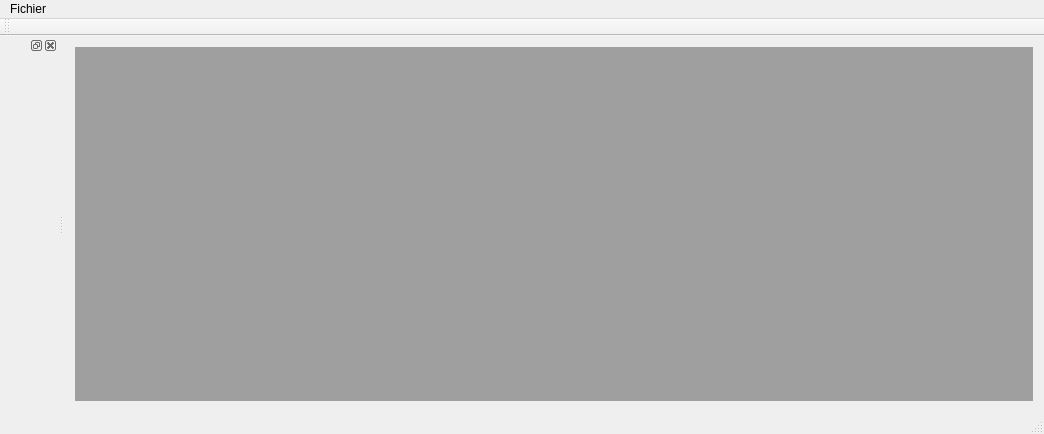
The window that MainWindow.ui (Nakio195/OSSAM-Editor) describes before a commit, drawn with Qt 5.
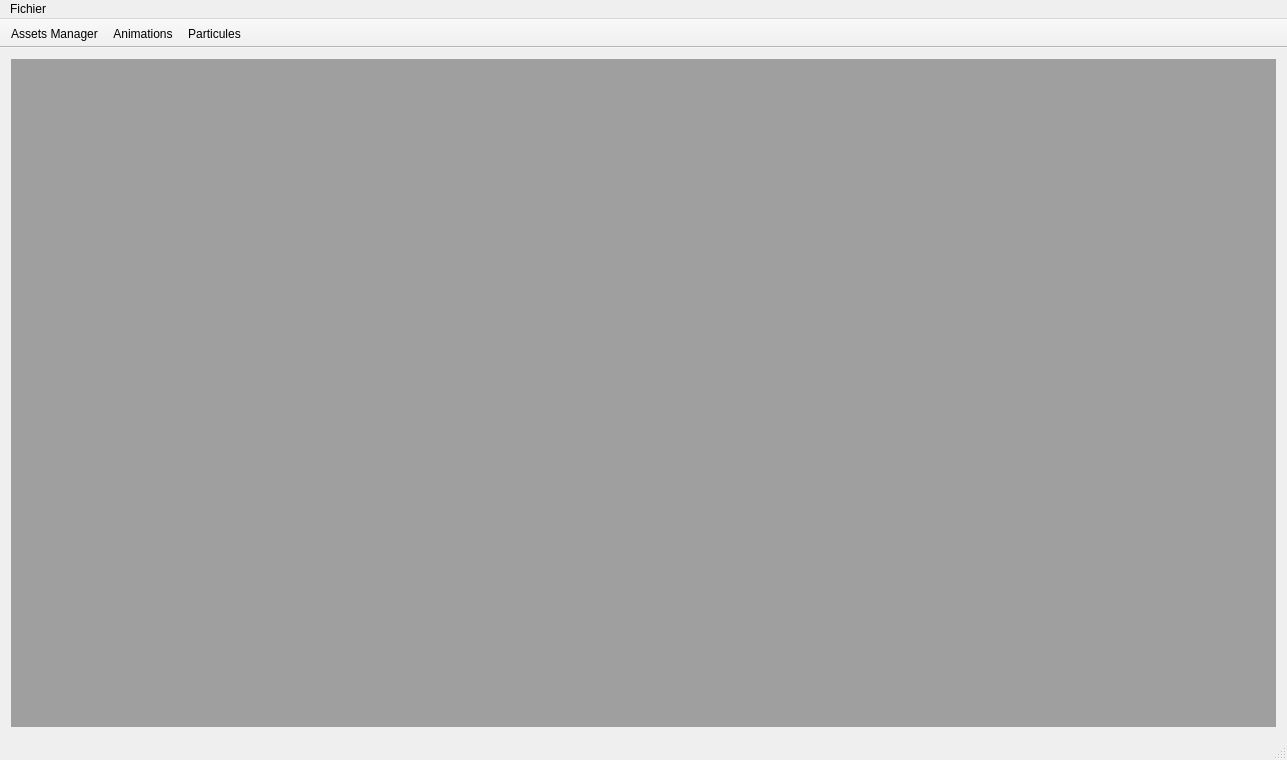
The same window after the commit. Icons and pictures are not drawn.

What changed in the file:
```diff
--- a/MainWindow.ui
+++ b/MainWindow.ui
@@ -6,8 +6,8 @@
    <rect>
     <x>0</x>
     <y>0</y>
-    <width>1044</width>
-    <height>434</height>
+    <width>1287</width>
+    <height>760</height>
    </rect>
   </property>
   <property name="windowTitle">
@@ -15,7 +15,7 @@
   </property>
   <widget class="QWidget" name="centralWidget">
    <layout class="QGridLayout" name="gridLayout">
-    <item row="0" column="1">
+    <item row="0" column="0" rowspan="2" colspan="2">
      <widget class="QMdiArea" name="MdiArea"/>
     </item>
    </layout>
@@ -25,8 +25,8 @@
     <rect>
      <x>0</x>
      <y>0</y>
-     <width>1044</width>
-     <height>18</height>
+     <width>1287</width>
+     <height>21</height>
     </rect>
    </property>
    <widget class="QMenu" name="menuFichier">
@@ -39,21 +39,30 @@
    </widget>
    <addaction name="menuFichier"/>
   </widget>
-  <widget class="QToolBar" name="mainToolBar">
+  <widget class="QToolBar" name="toolBar">
+   <property name="windowTitle">
+    <string>Outils</string>
+   </property>
+   <property name="movable">
+    <bool>false</bool>
+   </property>
+   <property name="iconSize">
+    <size>
+     <width>24</width>
+     <height>24</height>
+    </size>
+   </property>
    <attribute name="toolBarArea">
     <enum>TopToolBarArea</enum>
    </attribute>
    <attribute name="toolBarBreak">
     <bool>false</bool>
    </attribute>
+   <addaction name="actionAssets_Manager"/>
+   <addaction name="actionAnimations"/>
+   <addaction name="actionParticles"/>
   </widget>
   <widget class="QStatusBar" name="statusBar"/>
-  <widget class="QDockWidget" name="Dock">
-   <attribute name="dockWidgetArea">
-    <number>1</number>
-   </attribute>
-   <widget class="QWidget" name="dockWidgetContents_2"/>
-  </widget>
   <action name="actionOuvrir">
    <property name="text">
     <string>Ouvrir</string>
@@ -69,6 +78,36 @@
     <string>Enregistrer</string>
    </property>
   </action>
+  <action name="actionAssets_Manager">
+   <property name="icon">
+    <iconset resource="icons.qrc">
+     <normaloff>:/editor/icons/icons/assets.png</normaloff>:/editor/icons/icons/assets.png</iconset>
+   </property>
+   <property name="text">
+    <string>Assets Manager</string>
+   </property>
+   <property name="shortcut">
+    <string>Shift+A</string>
+   </property>
+  </action>
+  <action name="actionAnimations">
+   <property name="icon">
+    <iconset resource="icons.qrc">
+     <normaloff>:/editor/icons/icons/anims.svg</normaloff>:/editor/icons/icons/anims.svg</iconset>
+   </property>
+   <property name="text">
+    <string>Animations</string>
+   </property>
+  </action>
+  <action name="actionParticles">
+   <property name="icon">
+    <iconset resource="icons.qrc">
+     <normaloff>:/editor/icons/icons/Particle.png</normaloff>:/editor/icons/icons/Particle.png</iconset>
+   </property>
+   <property name="text">
+    <string>Particules</string>
+   </property>
+  </action>
  </widget>
  <layoutdefault spacing="6" margin="11"/>
  <resources/>
```
Left out of the diff: 9 changed lines with no effect on the pictures.
